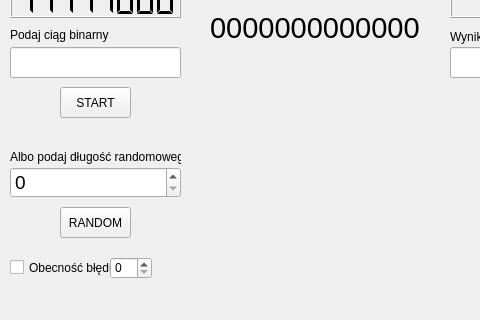
Before: the Qt Designer form Hamming/mainwindow.ui in Amicookie/SOB-HammingCode, drawn with Qt 5; both pictures show x 0 to 480 and y 160 to 480 of the 640 by 480 pixel window.
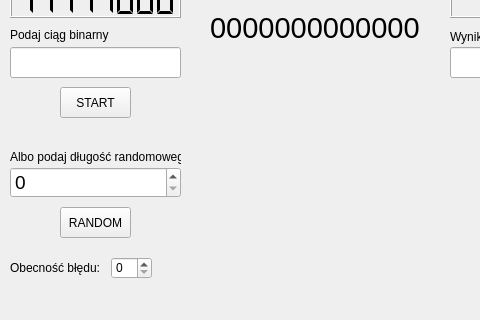
After: the same form once the commit is applied. Icons and pictures are not drawn.

Commit message: GUI współgrające z kodem

```diff
--- a/Hamming/mainwindow.ui
+++ b/Hamming/mainwindow.ui
@@ -142,19 +142,6 @@
      <number>248</number>
     </property>
    </widget>
-   <widget class="QCheckBox" name="checkBox">
-    <property name="geometry">
-     <rect>
-      <x>10</x>
-      <y>400</y>
-      <width>101</width>
-      <height>21</height>
-     </rect>
-    </property>
-    <property name="text">
-     <string>Obecność błędu</string>
-    </property>
-   </widget>
    <widget class="QPushButton" name="Quit">
     <property name="geometry">
      <rect>
@@ -171,9 +158,9 @@
    <widget class="QSpinBox" name="spinBox">
     <property name="geometry">
      <rect>
-      <x>110</x>
+      <x>111</x>
       <y>400</y>
-      <width>42</width>
+      <width>41</width>
       <height>22</height>
      </rect>
     </property>
@@ -268,6 +255,19 @@
      <string>Kod Hamminga z bitami parzystości</string>
     </property>
    </widget>
+   <widget class="QLabel" name="label_6">
+    <property name="geometry">
+     <rect>
+      <x>10</x>
+      <y>400</y>
+      <width>91</width>
+      <height>21</height>
+     </rect>
+    </property>
+    <property name="text">
+     <string>Obecność błędu:</string>
+    </property>
+   </widget>
   </widget>
   <widget class="QMenuBar" name="menuBar">
    <property name="geometry">
```
Left out of the diff: 4 changed lines with no effect on the pictures. The commit also changes 4 other files.
